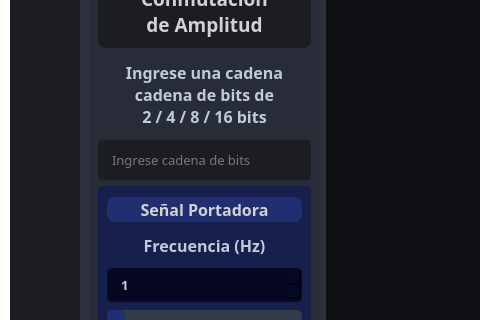
This is src/ui/GUI_BASE.ui in lucasdepetrisd/Signal-Modulation-Analyzer as Qt 5 draws it before an edit; both pictures show x 0 to 480 and y 204 to 524 of the 1045 by 800 pixel window. The edited form follows.
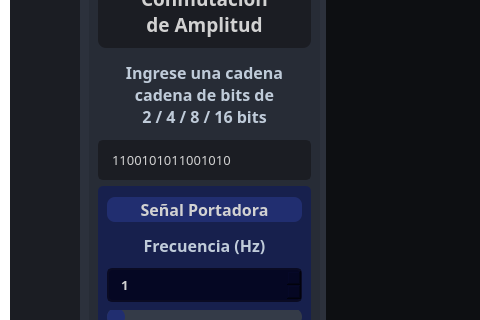
This is the edited form. The open tabs and pages were chosen to show the change. Icons and pictures are not drawn. Custom widgets are drawn as their Qt base class.

Commit message: fix button event handler + add framework for animations to work

What changed in the file:
```diff
--- a/src/ui/GUI_BASE.ui
+++ b/src/ui/GUI_BASE.ui
@@ -2225,6 +2225,9 @@
                            <property name="inputMethodHints">
                             <set>Qt::ImhNone</set>
                            </property>
+                           <property name="text">
+                            <string>1100101011001010</string>
+                           </property>
                            <property name="maxLength">
                             <number>16</number>
                            </property>
@@ -2235,7 +2238,7 @@
                             <enum>QLineEdit::Normal</enum>
                            </property>
                            <property name="placeholderText">
-                            <string>Ingrese cadena de bits</string>
+                            <string>Ingrese una cadena de bits</string>
                            </property>
                           </widget>
                          </item>
```
Left out of the diff: 6 changed lines with no effect on the pictures. The commit also changes 6 other files.
